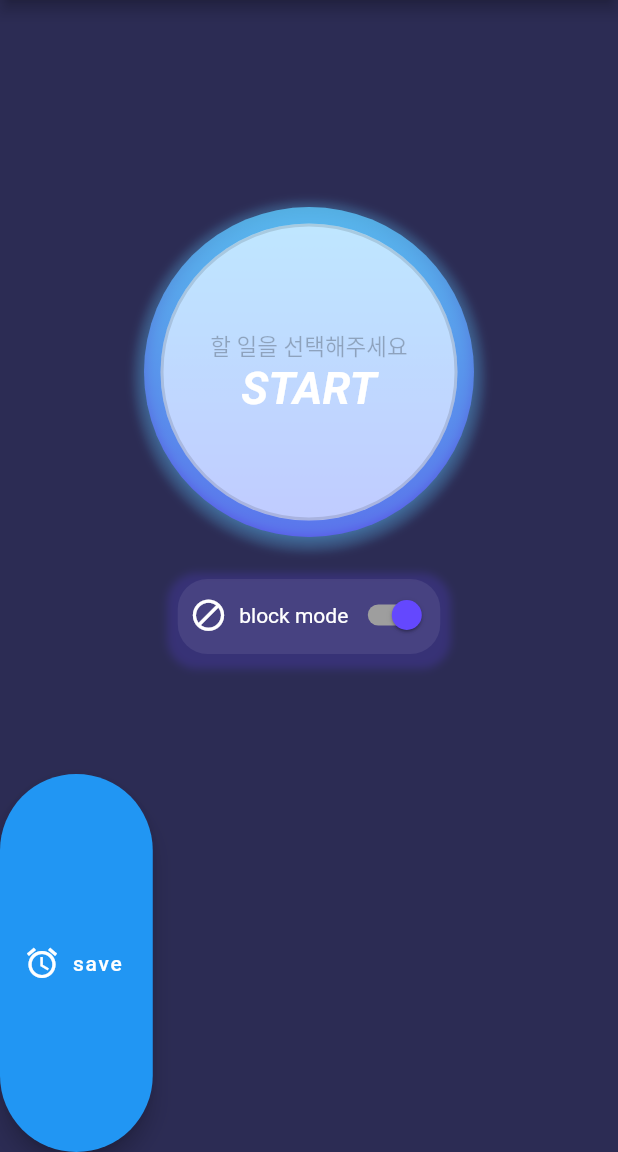
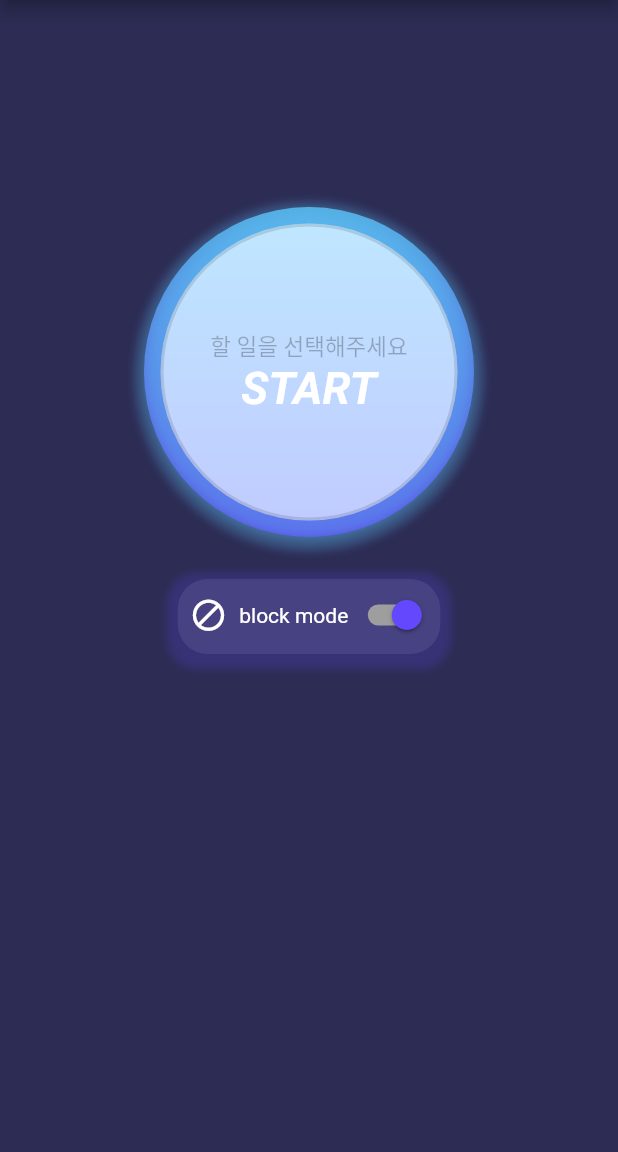
Before and after one commit to dsc-sookmyung/2021-TimmyRoom-JANSORI, a Flutter app: the screen it shows after launch, swiped to page 5, on a phone screen of 412 x 824 dp, the part 84-1236 px from its top. Run offline on Flutter 3.47's test engine with Material 2 defaults, Android fonts, the phone set to English and light mode, and no system bars; our stand-ins replace carousel_slider, sqflite, toggle_switch; accounts and stored records are empty.

Commit message:
submit -> startpage (2)

```diff
--- a/timmyroom_jansori/lib/DBHelper.dart
+++ b/timmyroom_jansori/lib/DBHelper.dart
@@ -6,8 +6,8 @@ import 'package:timmyroom_jansori/models/todo_info.dart';
 final String tableName = 'toDos';
 final String colId = 'id';
 String colName = 'name';
-String colDuringTime = 'duringTime';
-String colRestTime = 'restTime';
+String colDuringTime = '0';
+String colRestTime = '0';
 
 class DBHelper {
   static Database _database;
--- a/timmyroom_jansori/lib/main.dart
+++ b/timmyroom_jansori/lib/main.dart
@@ -1,8 +1,6 @@
 import 'package:flutter/material.dart';
 import 'pageSlider.dart';
 import 'startPage.dart';
-
-import 'page3.dart';
 
 void main() {
   runApp(MyApp());
--- a/timmyroom_jansori/lib/page3.dart
+++ b/timmyroom_jansori/lib/page3.dart
@@ -8,6 +8,7 @@ import 'free.dart';
 import 'DBHelper.dart';
 import './models/todo_info.dart';
 import 'startPage.dart';
+import 'pageSlider.dart';
 
 // import 'year_month_day_time_picker.dart';
 
@@ -84,7 +85,7 @@ class Page3 extends State<MainPage3>{
     );
     _dbHelper.insertToDo(todoInfo);
     print(colName);
-    Navigator.push(context, MaterialPageRoute(builder: (context) => StartPage()));
+    Navigator.push(context, MaterialPageRoute(builder: (context) => HomePage()));
   }
 
   Widget submitButton(){
--- a/timmyroom_jansori/lib/startPage.dart
+++ b/timmyroom_jansori/lib/startPage.dart
@@ -317,11 +317,11 @@ class _StartPageState extends State<StartPage> {
                                   ),
                                 );
                               }).followedBy([
-                                FloatingActionButton.extended(
-                                  onPressed: onSaveToDo,
-                                  icon: Icon(Icons.alarm),
-                                  label: Text('save'),
-                                ),
+                                // FloatingActionButton.extended(
+                                //   onPressed: onSaveToDo,
+                                //   icon: Icon(Icons.alarm),
+                                //   label: Text('save'),
+                                // ),
                               ]).toList()
                           );
                         } else {
```
Also changed, not shown: timmyroom_jansori/pubspec.lock.
